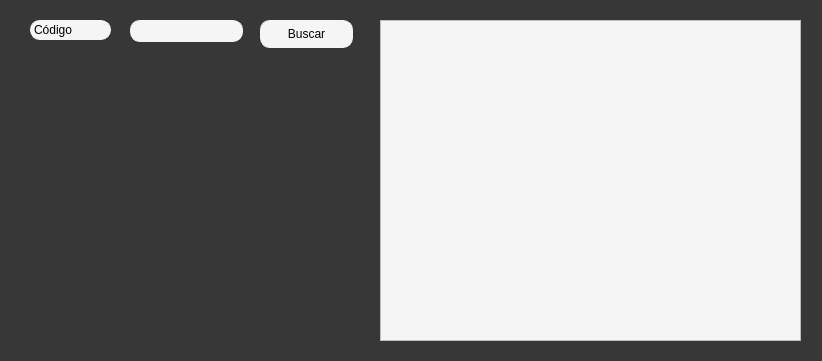
First picture: the form in Ui/Almacen/u_editar.ui, repository Kodegmxz/Proyecto, before the edit.
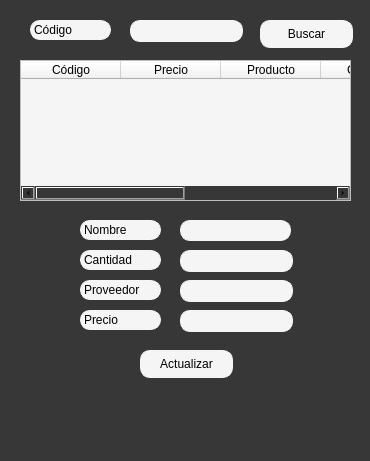
Second picture: the form after the edit.

```diff
--- a/Ui/Almacen/u_editar.ui
+++ b/Ui/Almacen/u_editar.ui
@@ -6,8 +6,8 @@
    <rect>
     <x>0</x>
     <y>0</y>
-    <width>822</width>
-    <height>361</height>
+    <width>370</width>
+    <height>461</height>
    </rect>
   </property>
   <property name="windowTitle">
@@ -83,14 +83,280 @@
   <widget class="QTableWidget" name="tableWidget">
    <property name="geometry">
     <rect>
-     <x>380</x>
-     <y>20</y>
-     <width>421</width>
-     <height>321</height>
+     <x>20</x>
+     <y>60</y>
+     <width>331</width>
+     <height>141</height>
     </rect>
    </property>
+   <property name="font">
+    <font>
+     <family>Segoe UI Symbol</family>
+     <pointsize>9</pointsize>
+    </font>
+   </property>
    <property name="styleSheet">
     <string notr="true">background-color: rgb(245, 245, 245);</string>
+   </property>
+   <column>
+    <property name="text">
+     <string>Código</string>
+    </property>
+   </column>
+   <column>
+    <property name="text">
+     <string>Precio</string>
+    </property>
+   </column>
+   <column>
+    <property name="text">
+     <string>Producto</string>
+    </property>
+   </column>
+   <column>
+    <property name="text">
+     <string>Cantidad</string>
+    </property>
+   </column>
+   <column>
+    <property name="text">
+     <string>Último Ingreso</string>
+    </property>
+   </column>
+   <column>
+    <property name="text">
+     <string>Proveedor</string>
+    </property>
+   </column>
+  </widget>
+  <widget class="QLabel" name="Productoprecio">
+   <property name="geometry">
+    <rect>
+     <x>80</x>
+     <y>310</y>
+     <width>81</width>
+     <height>20</height>
+    </rect>
+   </property>
+   <property name="font">
+    <font>
+     <family>Segoe UI Symbol</family>
+     <pointsize>9</pointsize>
+    </font>
+   </property>
+   <property name="styleSheet">
+    <string notr="true">QLabel {
+    background-color: #f5f5f5;
+    border: 1px solid #f5f5f5;
+    border-radius: 10px;
+}</string>
+   </property>
+   <property name="text">
+    <string>Precio</string>
+   </property>
+  </widget>
+  <widget class="QLabel" name="Productoprecio_3">
+   <property name="geometry">
+    <rect>
+     <x>80</x>
+     <y>250</y>
+     <width>81</width>
+     <height>20</height>
+    </rect>
+   </property>
+   <property name="font">
+    <font>
+     <family>Segoe UI Symbol</family>
+     <pointsize>9</pointsize>
+    </font>
+   </property>
+   <property name="styleSheet">
+    <string notr="true">QLabel {
+    background-color: #f5f5f5;
+    border: 1px solid #f5f5f5;
+    border-radius: 10px;
+}</string>
+   </property>
+   <property name="text">
+    <string>Cantidad</string>
+   </property>
+  </widget>
+  <widget class="QLineEdit" name="linenombre_44">
+   <property name="geometry">
+    <rect>
+     <x>180</x>
+     <y>220</y>
+     <width>111</width>
+     <height>21</height>
+    </rect>
+   </property>
+   <property name="font">
+    <font>
+     <family>Segoe UI Symbol</family>
+     <pointsize>9</pointsize>
+    </font>
+   </property>
+   <property name="styleSheet">
+    <string notr="true">QLineEdit
+{
+    background-color: #f5f5f5;
+    border: 1px solid #f5f5f5;
+    border-radius: 10px;
+}</string>
+   </property>
+   <property name="text">
+    <string/>
+   </property>
+  </widget>
+  <widget class="QLabel" name="productoproveedor">
+   <property name="geometry">
+    <rect>
+     <x>80</x>
+     <y>280</y>
+     <width>81</width>
+     <height>20</height>
+    </rect>
+   </property>
+   <property name="font">
+    <font>
+     <family>Segoe UI Symbol</family>
+     <pointsize>9</pointsize>
+    </font>
+   </property>
+   <property name="styleSheet">
+    <string notr="true">QLabel {
+    background-color: #f5f5f5;
+    border: 1px solid #f5f5f5;
+    border-radius: 10px;
+}</string>
+   </property>
+   <property name="text">
+    <string>Proveedor</string>
+   </property>
+  </widget>
+  <widget class="QLineEdit" name="linecantidad_44">
+   <property name="geometry">
+    <rect>
+     <x>180</x>
+     <y>250</y>
+     <width>113</width>
+     <height>22</height>
+    </rect>
+   </property>
+   <property name="font">
+    <font>
+     <family>Segoe UI Symbol</family>
+     <pointsize>9</pointsize>
+    </font>
+   </property>
+   <property name="styleSheet">
+    <string notr="true">QLineEdit
+{
+    background-color: #f5f5f5;
+    border: 1px solid #f5f5f5;
+    border-radius: 10px;
+}</string>
+   </property>
+  </widget>
+  <widget class="QLineEdit" name="lineproveedor_44">
+   <property name="geometry">
+    <rect>
+     <x>180</x>
+     <y>280</y>
+     <width>113</width>
+     <height>22</height>
+    </rect>
+   </property>
+   <property name="font">
+    <font>
+     <family>Segoe UI Symbol</family>
+     <pointsize>9</pointsize>
+    </font>
+   </property>
+   <property name="styleSheet">
+    <string notr="true">QLineEdit
+{
+    background-color: #f5f5f5;
+    border: 1px solid #f5f5f5;
+    border-radius: 10px;
+}</string>
+   </property>
+  </widget>
+  <widget class="QLabel" name="Productoprecio_4">
+   <property name="geometry">
+    <rect>
+     <x>80</x>
+     <y>220</y>
+     <width>81</width>
+     <height>20</height>
+    </rect>
+   </property>
+   <property name="font">
+    <font>
+     <family>Segoe UI Symbol</family>
+     <pointsize>9</pointsize>
+    </font>
+   </property>
+   <property name="styleSheet">
+    <string notr="true">QLabel {
+    background-color: #f5f5f5;
+    border: 1px solid #f5f5f5;
+    border-radius: 10px;
+}</string>
+   </property>
+   <property name="text">
+    <string>Nombre</string>
+   </property>
+  </widget>
+  <widget class="QLineEdit" name="lineprecio_44">
+   <property name="geometry">
+    <rect>
+     <x>180</x>
+     <y>310</y>
+     <width>113</width>
+     <height>22</height>
+    </rect>
+   </property>
+   <property name="font">
+    <font>
+     <family>Segoe UI Symbol</family>
+     <pointsize>9</pointsize>
+    </font>
+   </property>
+   <property name="styleSheet">
+    <string notr="true">QLineEdit
+{
+    background-color: #f5f5f5;
+    border: 1px solid #f5f5f5;
+    border-radius: 10px;
+}</string>
+   </property>
+  </widget>
+  <widget class="QPushButton" name="actualizar">
+   <property name="geometry">
+    <rect>
+     <x>140</x>
+     <y>350</y>
+     <width>93</width>
+     <height>28</height>
+    </rect>
+   </property>
+   <property name="font">
+    <font>
+     <family>Segoe UI Symbol</family>
+     <pointsize>9</pointsize>
+    </font>
+   </property>
+   <property name="styleSheet">
+    <string notr="true">QPushButton {
+        background-color: #f5f5f5;
+        border: 1px solid #f5f5f5;
+        border-radius: 10px;
+    }
+</string>
+   </property>
+   <property name="text">
+    <string>Actualizar</string>
    </property>
   </widget>
  </widget>
```
Left out of the diff: 13 changed lines with no effect on the pictures.
